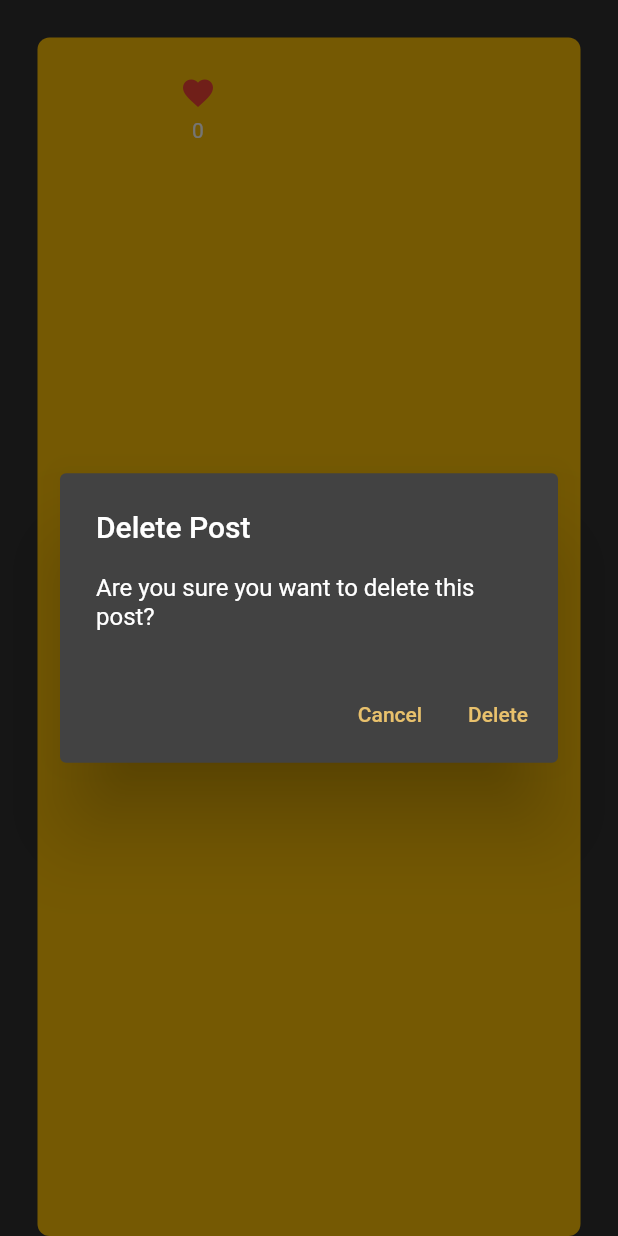
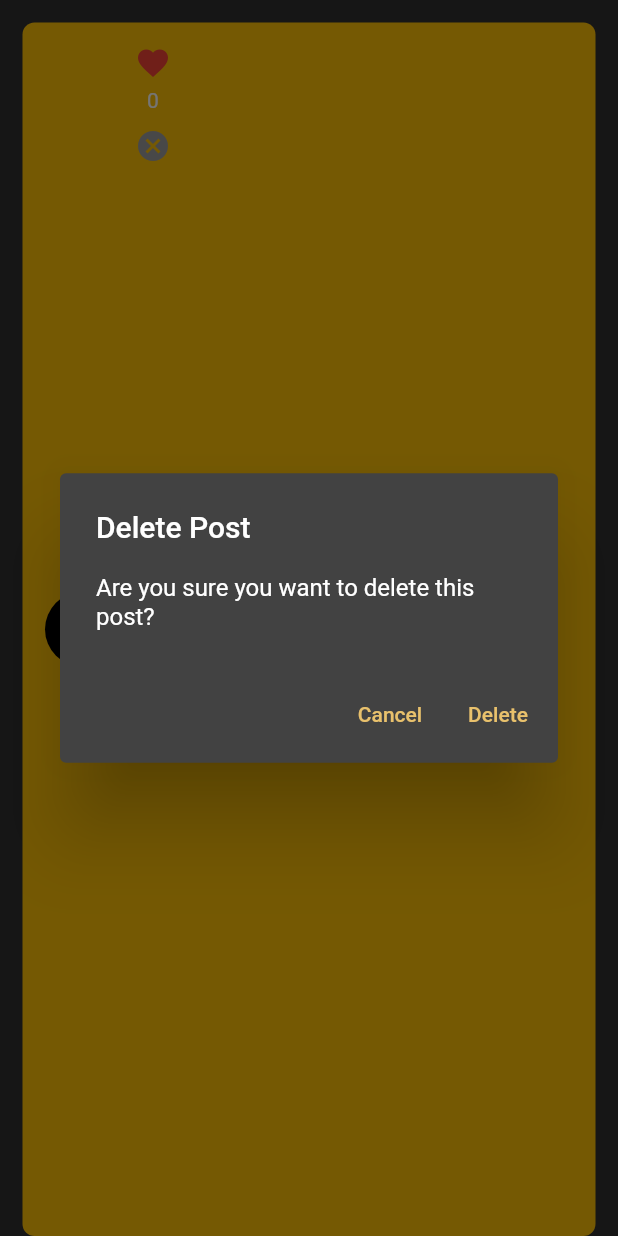
Before and after one commit to Nelse0189/classchat, a Flutter app: the WallPost widget shown alone on an empty page, opened directly with empty values, after a tap on the "favorite outline" icon, after a tap on the "cancel" icon, on a phone screen of 412 x 824 dp. Run offline on Flutter 3.47's test engine with Material 3 defaults, Android fonts, the phone set to English and light mode, and no system bars; our stand-ins replace animated_splash_screen, cloud_firestore, firebase_auth, firebase_core, firebase_storage, image_picker and 1 more; missing offline and left inert: dart:ffi; accounts and stored records are empty; network calls fail.

Commit message:
third commit with fixed firebase pointer, list of registered classes

```diff
--- a/lib/auth/register_classes.dart
+++ b/lib/auth/register_classes.dart
@@ -122,6 +122,7 @@ class _RegisterClasses extends State<RegisterClasses> {
                         List<Widget> subcategoryButtons = [];
                         for (int i = 0; i < snapshot.data!.docs.length; i++) {
                           DocumentSnapshot snap = snapshot.data!.docs[i];
+                          Color buttonColor = registeredClasses.contains(snap['name'].toString()) ? Colors.blue : Colors.orange;
                           subcategoryButtons.add(
                             ElevatedButton(
                               onPressed: () {
@@ -131,11 +132,9 @@ class _RegisterClasses extends State<RegisterClasses> {
                                 if(registeredClasses.contains(snap['name'].toString())) {
                                   // Remove from registeredClasses
                                   registeredClasses.remove(snap['name'].toString());
-                                  color = Colors.orange;
                                 } else {
                                   // Add to registeredClasses
                                   registeredClasses.add(snap['name'].toString());
-                                  color = Colors.blue;
                                 }
                                 print (registeredClasses);
                               },
@@ -144,7 +143,7 @@ class _RegisterClasses extends State<RegisterClasses> {
                                 style: const TextStyle(color: Colors.white),
                               ),
                                 //how do i style the buttons individually?
-                              style: ElevatedButton.styleFrom(primary: color)),
+                              style: ElevatedButton.styleFrom(primary: buttonColor),),
                           );
                         }
                         return GridView.count(
--- a/lib/auth/register_page.dart
+++ b/lib/auth/register_page.dart
@@ -113,7 +113,7 @@ class _RegisterPageState extends State<RegisterPage> {
                         'Log in!',
                         style: TextStyle(
                           fontWeight: FontWeight.bold,
-                          color: Colors.blue,
+                          color: Colors.orange,
                         ),
                       ),
                     )
--- a/lib/components/wall_post.dart
+++ b/lib/components/wall_post.dart
@@ -110,8 +110,8 @@ class _WallPostState extends State<WallPost> {
         color: Colors.amber,
         borderRadius: BorderRadius.circular(8),
       ),
-      margin: EdgeInsets.only(top: 25, left: 25, right: 25),
-      padding: EdgeInsets.all(25),
+      margin: EdgeInsets.only(top: 15, left: 15, right: 15),
+      padding: EdgeInsets.all(15),
       child: Row(
         children: [
           //profile pic
@@ -121,7 +121,7 @@ class _WallPostState extends State<WallPost> {
                 imageUrl != '' ? imageUrl : 'https://www.pngitem.com/pimgs/m/30-307416_profile-icon-png-image-free-download-searchpng-employee.png',
               ),
             ),
-          const SizedBox(width: 20,),
+          const SizedBox(width: 10,),
 
           Column(
             children: [
@@ -129,31 +129,49 @@ class _WallPostState extends State<WallPost> {
               LikeButton(isLiked: isLiked, onTap: toggleLike),
               const SizedBox(height: 5),
               //Amount of likes text
-              Text(widget.likes.length.toString()),
+              Text(
+                  widget.likes.length.toString(),
+                  ),
+              const SizedBox(height:10),
+              if (widget.userEmail == currentEmail)
+                DeleteButton(onTap: deletePost),
             ],
           ),
           const SizedBox(width: 20,),
           //wallpost
-          Row(
+          Expanded(
+            child: Row(
               children: [
                 Column(
                   crossAxisAlignment: CrossAxisAlignment.start,
                   children: [
                     Text(
-                    widget.userEmail,
+                      widget.currentUserName,
                       style: TextStyle(color: Colors.black, fontFamily: 'Roboto', fontSize: 14),
                     ),
                     const SizedBox(height: 10),
-                  Text(widget.message, style: TextStyle(color: Colors.black, fontFamily: 'Roboto', fontSize: 15,),),
+                    DecoratedBox(
+                      decoration: BoxDecoration(
+                        color: Colors.grey[300],
+                        borderRadius: BorderRadius.circular(5),
+                      ),
+                      child: ConstrainedBox(
+                        constraints: BoxConstraints(
+                          maxWidth: MediaQuery.of(context).size.width * 0.5,
+                        ),
+                        child: Text(
+                        widget.message,
+                        maxLines: 5,
+                        style: TextStyle(color: Colors.black, fontFamily: 'Roboto', fontSize: 15,
+                        ),),
+
+                      ),
+                    ),
                   ],
                 ),
-              //delete button
-              const SizedBox(width: 44,),
-              //delete button
-              if (widget.userEmail == currentEmail)
-                DeleteButton(onTap: deletePost),
 
               ],
+            ),
           ),
         ],
       ),
--- a/lib/text_field.dart
+++ b/lib/text_field.dart
@@ -15,6 +15,8 @@ class MyTextField extends StatelessWidget {
   @override
   Widget build(BuildContext context) {
     return TextField(
+      maxLength: 200,
+      style: TextStyle(color: Colors.blueGrey, fontFamily: 'Roboto', fontSize: 15, fontWeight: FontWeight.bold,),
       controller: controller,
       obscureText: obscureText,
       decoration: InputDecoration(
@@ -27,7 +29,7 @@ class MyTextField extends StatelessWidget {
         fillColor: Colors.amber,
         filled: true,
         hintText: hintText,
-        hintStyle: TextStyle(color: Colors.amber),
+        hintStyle: TextStyle(color: Colors.blueGrey, fontFamily: 'Roboto', fontSize: 15, fontWeight: FontWeight.bold,),
       ),
     );
   }
```
Also changed, not shown: lib/auth/login_page.dart (+4 -3 lines), lib/message_page.dart (+5 -7 lines). Lines whose indentation alone changed are shown as unchanged.
